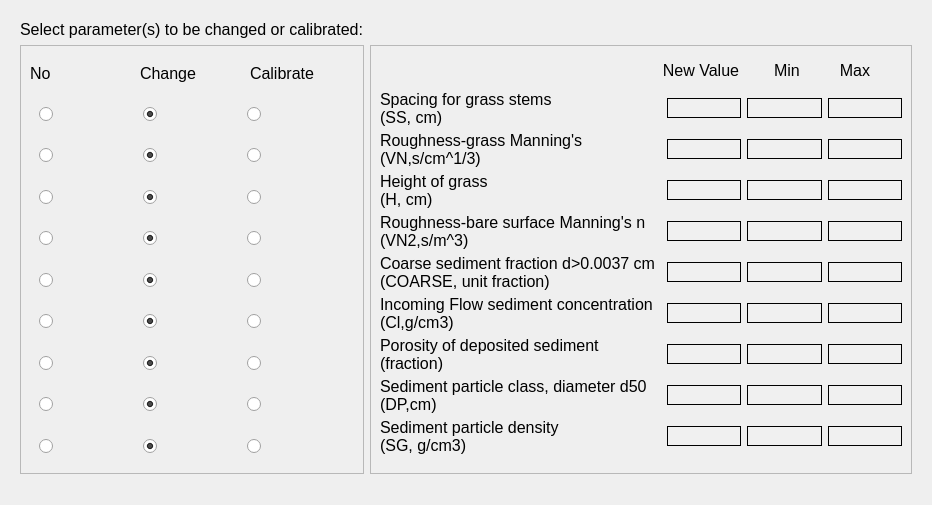
This is Source_code/ui/sediment_calibration.ui in Inigobarbe/VFSMOD-GUI as Qt 5 draws it before an edit. The edited form follows.
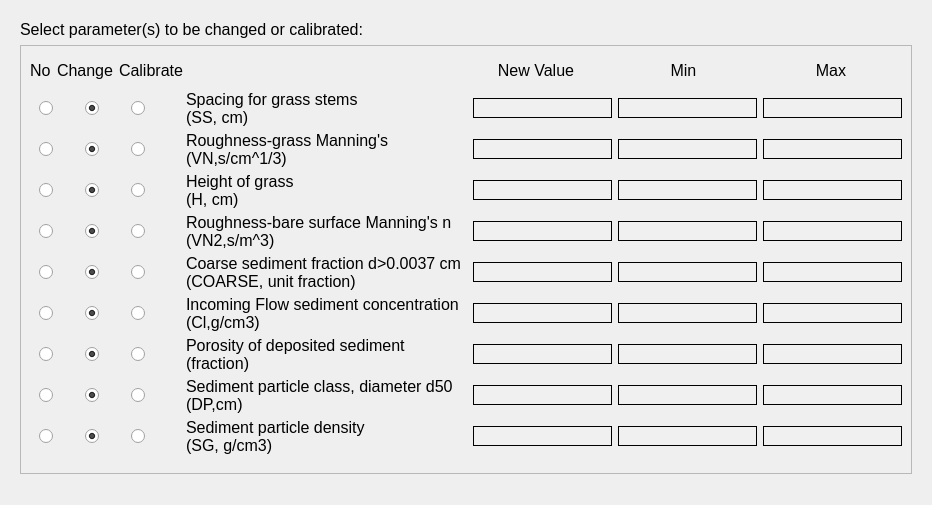
This is the edited form.

```diff
--- a/Source_code/ui/sediment_calibration.ui
+++ b/Source_code/ui/sediment_calibration.ui
@@ -138,485 +138,27 @@
        </rect>
       </property>
       <layout class="QGridLayout" name="gridLayout_71">
-       <item row="2" column="0">
-        <widget class="QFrame" name="frame_41">
-         <property name="frameShape">
-          <enum>QFrame::StyledPanel</enum>
+       <item row="1" column="0">
+        <widget class="QLabel" name="label_100">
+         <property name="text">
+          <string>Select parameter(s) to be changed or calibrated:</string>
          </property>
-         <property name="frameShadow">
-          <enum>QFrame::Raised</enum>
-         </property>
-         <layout class="QGridLayout" name="gridLayout_60">
-          <item row="4" column="0">
-           <widget class="QFrame" name="frame_45">
-            <property name="minimumSize">
-             <size>
-              <width>0</width>
-              <height>35</height>
-             </size>
-            </property>
-            <property name="frameShape">
-             <enum>QFrame::NoFrame</enum>
-            </property>
-            <property name="frameShadow">
-             <enum>QFrame::Raised</enum>
-            </property>
-            <layout class="QGridLayout" name="gridLayout_64">
-             <item row="0" column="0">
-              <layout class="QHBoxLayout" name="horizontalLayout_100">
-               <item>
-                <widget class="QRadioButton" name="no_bare">
-                 <property name="text">
-                  <string/>
-                 </property>
-                 <property name="checked">
-                  <bool>false</bool>
-                 </property>
-                </widget>
-               </item>
-               <item>
-                <widget class="QRadioButton" name="change_bare">
-                 <property name="text">
-                  <string/>
-                 </property>
-                 <property name="checked">
-                  <bool>true</bool>
-                 </property>
-                </widget>
-               </item>
-               <item>
-                <widget class="QRadioButton" name="calibrate_bare">
-                 <property name="text">
-                  <string/>
-                 </property>
-                </widget>
-               </item>
-              </layout>
-             </item>
-            </layout>
-           </widget>
-          </item>
-          <item row="1" column="0">
-           <widget class="QFrame" name="frame_46">
-            <property name="minimumSize">
-             <size>
-              <width>0</width>
-              <height>35</height>
-             </size>
-            </property>
-            <property name="frameShape">
-             <enum>QFrame::NoFrame</enum>
-            </property>
-            <property name="frameShadow">
-             <enum>QFrame::Raised</enum>
-            </property>
-            <layout class="QGridLayout" name="gridLayout_65">
-             <item row="0" column="0">
-              <layout class="QHBoxLayout" name="horizontalLayout_101">
-               <item>
-                <widget class="QRadioButton" name="no_spacing">
-                 <property name="text">
-                  <string/>
-                 </property>
-                 <property name="checked">
-                  <bool>false</bool>
-                 </property>
-                </widget>
-               </item>
-               <item>
-                <widget class="QRadioButton" name="change_spacing">
-                 <property name="text">
-                  <string/>
-                 </property>
-                 <property name="checked">
-                  <bool>true</bool>
-                 </property>
-                </widget>
-               </item>
-               <item>
-                <widget class="QRadioButton" name="calibrate_spacing">
-                 <property name="text">
-                  <string/>
-                 </property>
-                </widget>
-               </item>
-              </layout>
-             </item>
-            </layout>
-           </widget>
-          </item>
-          <item row="8" column="0">
-           <widget class="QFrame" name="frame_42">
-            <property name="minimumSize">
-             <size>
-              <width>0</width>
-              <height>35</height>
-             </size>
-            </property>
-            <property name="frameShape">
-             <enum>QFrame::NoFrame</enum>
-            </property>
-            <property name="frameShadow">
-             <enum>QFrame::Raised</enum>
-            </property>
-            <layout class="QGridLayout" name="gridLayout_61">
-             <item row="0" column="0">
-              <layout class="QHBoxLayout" name="horizontalLayout_96">
-               <item>
-                <widget class="QRadioButton" name="no_class">
-                 <property name="text">
-                  <string/>
-                 </property>
-                 <property name="checked">
-                  <bool>false</bool>
-                 </property>
-                </widget>
-               </item>
-               <item>
-                <widget class="QRadioButton" name="change_class">
-                 <property name="text">
-                  <string/>
-                 </property>
-                 <property name="checked">
-                  <bool>true</bool>
-                 </property>
-                </widget>
-               </item>
-               <item>
-                <widget class="QRadioButton" name="calibrate_class">
-                 <property name="text">
-                  <string/>
-                 </property>
-                </widget>
-               </item>
-              </layout>
-             </item>
-            </layout>
-           </widget>
-          </item>
-          <item row="6" column="0">
-           <widget class="QFrame" name="frame_43">
-            <property name="minimumSize">
-             <size>
-              <width>0</width>
-              <height>35</height>
-             </size>
-            </property>
-            <property name="frameShape">
-             <enum>QFrame::NoFrame</enum>
-            </property>
-            <property name="frameShadow">
-             <enum>QFrame::Raised</enum>
-            </property>
-            <layout class="QGridLayout" name="gridLayout_62">
-             <item row="0" column="0">
-              <layout class="QHBoxLayout" name="horizontalLayout_98">
-               <item>
-                <widget class="QRadioButton" name="no_incoming">
-                 <property name="text">
-                  <string/>
-                 </property>
-                 <property name="checked">
-                  <bool>false</bool>
-                 </property>
-                </widget>
-               </item>
-               <item>
-                <widget class="QRadioButton" name="change_incoming">
-                 <property name="text">
-                  <string/>
-                 </property>
-                 <property name="checked">
-                  <bool>true</bool>
-                 </property>
-                </widget>
-               </item>
-               <item>
-                <widget class="QRadioButton" name="calibrate_incoming">
-                 <property name="text">
-                  <string/>
-                 </property>
-                </widget>
-               </item>
-              </layout>
-             </item>
-            </layout>
-           </widget>
-          </item>
-          <item row="3" column="0">
-           <widget class="QFrame" name="frame_44">
-            <property name="minimumSize">
-             <size>
-              <width>0</width>
-              <height>35</height>
-             </size>
-            </property>
-            <property name="frameShape">
-             <enum>QFrame::NoFrame</enum>
-            </property>
-            <property name="frameShadow">
-             <enum>QFrame::Raised</enum>
-            </property>
-            <layout class="QGridLayout" name="gridLayout_63">
-             <item row="0" column="0">
-              <layout class="QHBoxLayout" name="horizontalLayout_99">
-               <item>
-                <widget class="QRadioButton" name="no_height">
-                 <property name="text">
-                  <string/>
-                 </property>
-                 <property name="checked">
-                  <bool>false</bool>
-                 </property>
-                </widget>
-               </item>
-               <item>
-                <widget class="QRadioButton" name="change_height">
-                 <property name="text">
-                  <string/>
-                 </property>
-                 <property name="checked">
-                  <bool>true</bool>
-                 </property>
-                </widget>
-               </item>
-               <item>
-                <widget class="QRadioButton" name="calibrate_height">
-                 <property name="text">
-                  <string/>
-                 </property>
-                </widget>
-               </item>
-              </layout>
-             </item>
-            </layout>
-           </widget>
-          </item>
-          <item row="7" column="0">
-           <widget class="QFrame" name="frame_49">
-            <property name="minimumSize">
-             <size>
-              <width>0</width>
-              <height>35</height>
-             </size>
-            </property>
-            <property name="frameShape">
-             <enum>QFrame::NoFrame</enum>
-            </property>
-            <property name="frameShadow">
-             <enum>QFrame::Raised</enum>
-            </property>
-            <layout class="QGridLayout" name="gridLayout_68">
-             <item row="0" column="0">
-              <layout class="QHBoxLayout" name="horizontalLayout_104">
-               <item>
-                <widget class="QRadioButton" name="no_porosity">
-                 <property name="text">
-                  <string/>
-                 </property>
-                 <property name="checked">
-                  <bool>false</bool>
-                 </property>
-                </widget>
-               </item>
-               <item>
-                <widget class="QRadioButton" name="change_porosity">
-                 <property name="text">
-                  <string/>
-                 </property>
-                 <property name="checked">
-                  <bool>true</bool>
-                 </property>
-                </widget>
-               </item>
-               <item>
-                <widget class="QRadioButton" name="calibrate_porosity">
-                 <property name="text">
-                  <string/>
-                 </property>
-                </widget>
-               </item>
-              </layout>
-             </item>
-            </layout>
-           </widget>
-          </item>
-          <item row="2" column="0">
-           <widget class="QFrame" name="frame_48">
-            <property name="minimumSize">
-             <size>
-              <width>0</width>
-              <height>35</height>
-             </size>
-            </property>
-            <property name="frameShape">
-             <enum>QFrame::NoFrame</enum>
-            </property>
-            <property name="frameShadow">
-             <enum>QFrame::Raised</enum>
-            </property>
-            <layout class="QGridLayout" name="gridLayout_67">
-             <item row="0" column="0">
-              <layout class="QHBoxLayout" name="horizontalLayout_103">
-               <item>
-                <widget class="QRadioButton" name="no_roughness">
-                 <property name="text">
-                  <string/>
-                 </property>
-                 <property name="checked">
-                  <bool>false</bool>
-                 </property>
-                </widget>
-               </item>
-               <item>
-                <widget class="QRadioButton" name="change_roughness">
-                 <property name="text">
-                  <string/>
-                 </property>
-                 <property name="checked">
-                  <bool>true</bool>
-                 </property>
-                </widget>
-               </item>
-               <item>
-                <widget class="QRadioButton" name="calibrate_roughness">
-                 <property name="text">
-                  <string/>
-                 </property>
-                </widget>
-               </item>
-              </layout>
-             </item>
-            </layout>
-           </widget>
-          </item>
-          <item row="9" column="0">
-           <widget class="QFrame" name="frame_50">
-            <property name="minimumSize">
-             <size>
-              <width>0</width>
-              <height>35</height>
-             </size>
-            </property>
-            <property name="frameShape">
-             <enum>QFrame::NoFrame</enum>
-            </property>
-            <property name="frameShadow">
-             <enum>QFrame::Raised</enum>
-            </property>
-            <layout class="QGridLayout" name="gridLayout_69">
-             <item row="0" column="0">
-              <layout class="QHBoxLayout" name="horizontalLayout_105">
-               <item>
-                <widget class="QRadioButton" name="no_density">
-                 <property name="text">
-                  <string/>
-                 </property>
-                 <property name="checked">
-                  <bool>false</bool>
-                 </property>
-                </widget>
-               </item>
-               <item>
-                <widget class="QRadioButton" name="change_density">
-                 <property name="text">
-                  <string/>
-                 </property>
-                 <property name="checked">
-                  <bool>true</bool>
-                 </property>
-                </widget>
-               </item>
-               <item>
-                <widget class="QRadioButton" name="calibrate_density">
-                 <property name="text">
-                  <string/>
-                 </property>
-                </widget>
-               </item>
-              </layout>
-             </item>
-            </layout>
-           </widget>
-          </item>
-          <item row="5" column="0">
-           <widget class="QFrame" name="frame_47">
-            <property name="minimumSize">
-             <size>
-              <width>0</width>
-              <height>35</height>
-             </size>
-            </property>
-            <property name="frameShape">
-             <enum>QFrame::NoFrame</enum>
-            </property>
-            <property name="frameShadow">
-             <enum>QFrame::Raised</enum>
-            </property>
-            <layout class="QGridLayout" name="gridLayout_66">
-             <item row="0" column="0">
-              <layout class="QHBoxLayout" name="horizontalLayout_102">
-               <item>
-                <widget class="QRadioButton" name="no_coarse">
-                 <property name="text">
-                  <string/>
-                 </property>
-                 <property name="checked">
-                  <bool>false</bool>
-                 </property>
-                </widget>
-               </item>
-               <item>
-                <widget class="QRadioButton" name="change_coarse">
-                 <property name="text">
-                  <string/>
-                 </property>
-                 <property name="checked">
-                  <bool>true</bool>
-                 </property>
-                </widget>
-               </item>
-               <item>
-                <widget class="QRadioButton" name="calibrate_coarse">
-                 <property name="text">
-                  <string/>
-                 </property>
-                </widget>
-               </item>
-              </layout>
-             </item>
-            </layout>
-           </widget>
-          </item>
-          <item row="0" column="0">
-           <layout class="QHBoxLayout" name="horizontalLayout_97">
-            <item>
-             <widget class="QLabel" name="label_101">
-              <property name="text">
-               <string>No</string>
-              </property>
-             </widget>
-            </item>
-            <item>
-             <widget class="QLabel" name="label_102">
-              <property name="text">
-               <string>Change</string>
-              </property>
-             </widget>
-            </item>
-            <item>
-             <widget class="QLabel" name="label_103">
-              <property name="text">
-               <string>Calibrate</string>
-              </property>
-             </widget>
-            </item>
-           </layout>
-          </item>
-         </layout>
         </widget>
        </item>
-       <item row="2" column="1">
+       <item row="3" column="0">
+        <spacer name="verticalSpacer">
+         <property name="orientation">
+          <enum>Qt::Vertical</enum>
+         </property>
+         <property name="sizeHint" stdset="0">
+          <size>
+           <width>20</width>
+           <height>40</height>
+          </size>
+         </property>
+        </spacer>
+       </item>
+       <item row="2" column="0" colspan="2">
         <widget class="QFrame" name="frame_51">
          <property name="frameShape">
           <enum>QFrame::StyledPanel</enum>
@@ -627,6 +169,55 @@
          <layout class="QGridLayout" name="gridLayout_70">
           <item row="3" column="0" colspan="2">
            <layout class="QHBoxLayout" name="horizontalLayout_112">
+            <item>
+             <widget class="QFrame" name="frame_48">
+              <property name="minimumSize">
+               <size>
+                <width>150</width>
+                <height>35</height>
+               </size>
+              </property>
+              <property name="frameShape">
+               <enum>QFrame::NoFrame</enum>
+              </property>
+              <property name="frameShadow">
+               <enum>QFrame::Raised</enum>
+              </property>
+              <layout class="QGridLayout" name="gridLayout_67">
+               <item row="0" column="0">
+                <layout class="QHBoxLayout" name="horizontalLayout_103">
+                 <item>
+                  <widget class="QRadioButton" name="no_roughness">
+                   <property name="text">
+                    <string/>
+                   </property>
+                   <property name="checked">
+                    <bool>false</bool>
+                   </property>
+                  </widget>
+                 </item>
+                 <item>
+                  <widget class="QRadioButton" name="change_roughness">
+                   <property name="text">
+                    <string/>
+                   </property>
+                   <property name="checked">
+                    <bool>true</bool>
+                   </property>
+                  </widget>
+                 </item>
+                 <item>
+                  <widget class="QRadioButton" name="calibrate_roughness">
+                   <property name="text">
+                    <string/>
+                   </property>
+                  </widget>
+                 </item>
+                </layout>
+               </item>
+              </layout>
+             </widget>
+            </item>
             <item>
              <widget class="QLabel" name="label_112">
               <property name="minimumSize">
@@ -664,70 +255,57 @@
             </item>
            </layout>
           </item>
-          <item row="1" column="0">
-           <layout class="QHBoxLayout" name="horizontalLayout_109">
-            <item>
-             <widget class="QWidget" name="widget_5" native="true">
-              <property name="minimumSize">
-               <size>
-                <width>270</width>
-                <height>0</height>
-               </size>
-              </property>
-             </widget>
-            </item>
-            <item>
-             <widget class="QLabel" name="label_107">
-              <property name="minimumSize">
-               <size>
-                <width>90</width>
-                <height>30</height>
-               </size>
-              </property>
-              <property name="text">
-               <string>New Value</string>
-              </property>
-              <property name="alignment">
-               <set>Qt::AlignCenter</set>
-              </property>
-             </widget>
-            </item>
-            <item>
-             <widget class="QLabel" name="label_108">
-              <property name="minimumSize">
-               <size>
-                <width>70</width>
-                <height>0</height>
-               </size>
-              </property>
-              <property name="text">
-               <string>Min</string>
-              </property>
-              <property name="alignment">
-               <set>Qt::AlignCenter</set>
-              </property>
-             </widget>
-            </item>
-            <item>
-             <widget class="QLabel" name="label_109">
-              <property name="minimumSize">
-               <size>
-                <width>54</width>
-                <height>0</height>
-               </size>
-              </property>
-              <property name="text">
-               <string>Max</string>
-              </property>
-              <property name="alignment">
-               <set>Qt::AlignCenter</set>
-              </property>
-             </widget>
-            </item>
-           </layout>
-          </item>
           <item row="2" column="0" colspan="2">
            <layout class="QHBoxLayout" name="horizontalLayout_114">
+            <item>
+             <widget class="QFrame" name="frame_46">
+              <property name="minimumSize">
+               <size>
+                <width>150</width>
+                <height>35</height>
+               </size>
+              </property>
+              <property name="frameShape">
+               <enum>QFrame::NoFrame</enum>
+              </property>
+              <property name="frameShadow">
+               <enum>QFrame::Raised</enum>
+              </property>
+              <layout class="QGridLayout" name="gridLayout_65">
+               <item row="0" column="0">
+                <layout class="QHBoxLayout" name="horizontalLayout_101">
+                 <item>
+                  <widget class="QRadioButton" name="no_spacing">
+                   <property name="text">
+                    <string/>
+                   </property>
+                   <property name="checked">
+                    <bool>false</bool>
+                   </property>
+                  </widget>
+                 </item>
+                 <item>
+                  <widget class="QRadioButton" name="change_spacing">
+                   <property name="text">
+                    <string/>
+                   </property>
+                   <property name="checked">
+                    <bool>true</bool>
+                   </property>
+                  </widget>
+                 </item>
+                 <item>
+                  <widget class="QRadioButton" name="calibrate_spacing">
+                   <property name="text">
+                    <string/>
+                   </property>
+                  </widget>
+                 </item>
+                </layout>
+               </item>
+              </layout>
+             </widget>
+            </item>
             <item>
              <widget class="QLabel" name="label_114">
               <property name="minimumSize">
@@ -767,6 +345,55 @@
           </item>
           <item row="7" column="0" colspan="2">
            <layout class="QHBoxLayout" name="horizontalLayout_110">
+            <item>
+             <widget class="QFrame" name="frame_43">
+              <property name="minimumSize">
+               <size>
+                <width>150</width>
+                <height>35</height>
+               </size>
+              </property>
+              <property name="frameShape">
+               <enum>QFrame::NoFrame</enum>
+              </property>
+              <property name="frameShadow">
+               <enum>QFrame::Raised</enum>
+              </property>
+              <layout class="QGridLayout" name="gridLayout_62">
+               <item row="0" column="0">
+                <layout class="QHBoxLayout" name="horizontalLayout_98">
+                 <item>
+                  <widget class="QRadioButton" name="no_incoming">
+                   <property name="text">
+                    <string/>
+                   </property>
+                   <property name="checked">
+                    <bool>false</bool>
+                   </property>
+                  </widget>
+                 </item>
+                 <item>
+                  <widget class="QRadioButton" name="change_incoming">
+                   <property name="text">
+                    <string/>
+                   </property>
+                   <property name="checked">
+                    <bool>true</bool>
+                   </property>
+                  </widget>
+                 </item>
+                 <item>
+                  <widget class="QRadioButton" name="calibrate_incoming">
+                   <property name="text">
+                    <string/>
+                   </property>
+                  </widget>
+                 </item>
+                </layout>
+               </item>
+              </layout>
+             </widget>
+            </item>
             <item>
              <widget class="QLabel" name="label_110">
               <property name="minimumSize">
@@ -806,6 +433,55 @@
           </item>
           <item row="10" column="0" colspan="2">
            <layout class="QHBoxLayout" name="horizontalLayout_107">
+            <item>
+             <widget class="QFrame" name="frame_50">
+              <property name="minimumSize">
+               <size>
+                <width>150</width>
+                <height>35</height>
+               </size>
+              </property>
+              <property name="frameShape">
+               <enum>QFrame::NoFrame</enum>
+              </property>
+              <property name="frameShadow">
+               <enum>QFrame::Raised</enum>
+              </property>
+              <layout class="QGridLayout" name="gridLayout_69">
+               <item row="0" column="0">
+                <layout class="QHBoxLayout" name="horizontalLayout_105">
+                 <item>
+                  <widget class="QRadioButton" name="no_density">
+                   <property name="text">
+                    <string/>
+                   </property>
+                   <property name="checked">
+                    <bool>false</bool>
+                   </property>
+                  </widget>
+                 </item>
+                 <item>
+                  <widget class="QRadioButton" name="change_density">
+                   <property name="text">
+                    <string/>
+                   </property>
+                   <property name="checked">
+                    <bool>true</bool>
+                   </property>
+                  </widget>
+                 </item>
+                 <item>
+                  <widget class="QRadioButton" name="calibrate_density">
+                   <property name="text">
+                    <string/>
+                   </property>
+                  </widget>
+                 </item>
+                </layout>
+               </item>
+              </layout>
+             </widget>
+            </item>
             <item>
              <widget class="QLabel" name="label_105">
               <property name="minimumSize">
@@ -845,6 +521,55 @@
           </item>
           <item row="4" column="0" colspan="2">
            <layout class="QHBoxLayout" name="horizontalLayout_115">
+            <item>
+             <widget class="QFrame" name="frame_44">
+              <property name="minimumSize">
+               <size>
+                <width>150</width>
+                <height>35</height>
+               </size>
+              </property>
+              <property name="frameShape">
+               <enum>QFrame::NoFrame</enum>
+              </property>
+              <property name="frameShadow">
+               <enum>QFrame::Raised</enum>
+              </property>
+              <layout class="QGridLayout" name="gridLayout_63">
+               <item row="0" column="0">
+                <layout class="QHBoxLayout" name="horizontalLayout_99">
+                 <item>
+                  <widget class="QRadioButton" name="no_height">
+                   <property name="text">
+                    <string/>
+                   </property>
+                   <property name="checked">
+                    <bool>false</bool>
+                   </property>
+                  </widget>
+                 </item>
+                 <item>
+                  <widget class="QRadioButton" name="change_height">
+                   <property name="text">
+                    <string/>
+                   </property>
+                   <property name="checked">
+                    <bool>true</bool>
+                   </property>
+                  </widget>
+                 </item>
+                 <item>
+                  <widget class="QRadioButton" name="calibrate_height">
+                   <property name="text">
+                    <string/>
+                   </property>
+                  </widget>
+                 </item>
+                </layout>
+               </item>
+              </layout>
+             </widget>
+            </item>
             <item>
              <widget class="QLabel" name="label_115">
               <property name="minimumSize">
@@ -884,6 +609,55 @@
           </item>
           <item row="9" column="0" colspan="2">
            <layout class="QHBoxLayout" name="horizontalLayout_111">
+            <item>
+             <widget class="QFrame" name="frame_42">
+              <property name="minimumSize">
+               <size>
+                <width>150</width>
+                <height>35</height>
+               </size>
+              </property>
+              <property name="frameShape">
+               <enum>QFrame::NoFrame</enum>
+              </property>
+              <property name="frameShadow">
+               <enum>QFrame::Raised</enum>
+              </property>
+              <layout class="QGridLayout" name="gridLayout_61">
+               <item row="0" column="0">
+                <layout class="QHBoxLayout" name="horizontalLayout_96">
+                 <item>
+                  <widget class="QRadioButton" name="no_class">
+                   <property name="text">
+                    <string/>
+                   </property>
+                   <property name="checked">
+                    <bool>false</bool>
+                   </property>
+                  </widget>
+                 </item>
+                 <item>
+                  <widget class="QRadioButton" name="change_class">
+                   <property name="text">
+                    <string/>
+                   </property>
+                   <property name="checked">
+                    <bool>true</bool>
+                   </property>
+                  </widget>
+                 </item>
+                 <item>
+                  <widget class="QRadioButton" name="calibrate_class">
+                   <property name="text">
+                    <string/>
+                   </property>
+                  </widget>
+                 </item>
+                </layout>
+               </item>
+              </layout>
+             </widget>
+            </item>
             <item>
              <widget class="QLabel" name="label_111">
               <property name="minimumSize">
@@ -923,6 +697,55 @@
           </item>
           <item row="6" column="0" colspan="2">
            <layout class="QHBoxLayout" name="horizontalLayout_106">
+            <item>
+             <widget class="QFrame" name="frame_47">
+              <property name="minimumSize">
+               <size>
+                <width>150</width>
+                <height>35</height>
+               </size>
+              </property>
+              <property name="frameShape">
+               <enum>QFrame::NoFrame</enum>
+              </property>
+              <property name="frameShadow">
+               <enum>QFrame::Raised</enum>
+              </property>
+              <layout class="QGridLayout" name="gridLayout_66">
+               <item row="0" column="0">
+                <layout class="QHBoxLayout" name="horizontalLayout_102">
+                 <item>
+                  <widget class="QRadioButton" name="no_coarse">
+                   <property name="text">
+                    <string/>
+                   </property>
+                   <property name="checked">
+                    <bool>false</bool>
+                   </property>
+                  </widget>
+                 </item>
+                 <item>
+                  <widget class="QRadioButton" name="change_coarse">
+                   <property name="text">
+                    <string/>
+                   </property>
+                   <property name="checked">
+                    <bool>true</bool>
+                   </property>
+                  </widget>
+                 </item>
+                 <item>
+                  <widget class="QRadioButton" name="calibrate_coarse">
+                   <property name="text">
+                    <string/>
+                   </property>
+                  </widget>
+                 </item>
+                </layout>
+               </item>
+              </layout>
+             </widget>
+            </item>
             <item>
              <widget class="QLabel" name="label_104">
               <property name="minimumSize">
@@ -962,6 +785,55 @@
           </item>
           <item row="5" column="0" colspan="2">
            <layout class="QHBoxLayout" name="horizontalLayout_108">
+            <item>
+             <widget class="QFrame" name="frame_45">
+              <property name="minimumSize">
+               <size>
+                <width>150</width>
+                <height>35</height>
+               </size>
+              </property>
+              <property name="frameShape">
+               <enum>QFrame::NoFrame</enum>
+              </property>
+              <property name="frameShadow">
+               <enum>QFrame::Raised</enum>
+              </property>
+              <layout class="QGridLayout" name="gridLayout_64">
+               <item row="0" column="0">
+                <layout class="QHBoxLayout" name="horizontalLayout_100">
+                 <item>
+                  <widget class="QRadioButton" name="no_bare">
+                   <property name="text">
+                    <string/>
+                   </property>
+                   <property name="checked">
+                    <bool>false</bool>
+                   </property>
+                  </widget>
+                 </item>
+                 <item>
+                  <widget class="QRadioButton" name="change_bare">
+                   <property name="text">
+                    <string/>
+                   </property>
+                   <property name="checked">
+                    <bool>true</bool>
+                   </property>
+                  </widget>
+                 </item>
+                 <item>
+                  <widget class="QRadioButton" name="calibrate_bare">
+                   <property name="text">
+                    <string/>
+                   </property>
+                  </widget>
+                 </item>
+                </layout>
+               </item>
+              </layout>
+             </widget>
+            </item>
             <item>
              <widget class="QLabel" name="label_106">
               <property name="minimumSize">
@@ -1001,6 +873,55 @@
           </item>
           <item row="8" column="0" colspan="2">
            <layout class="QHBoxLayout" name="horizontalLayout_113">
+            <item>
+             <widget class="QFrame" name="frame_49">
+              <property name="minimumSize">
+               <size>
+                <width>150</width>
+                <height>35</height>
+               </size>
+              </property>
+              <property name="frameShape">
+               <enum>QFrame::NoFrame</enum>
+              </property>
+              <property name="frameShadow">
+               <enum>QFrame::Raised</enum>
+              </property>
+              <layout class="QGridLayout" name="gridLayout_68">
+               <item row="0" column="0">
+                <layout class="QHBoxLayout" name="horizontalLayout_104">
+                 <item>
+                  <widget class="QRadioButton" name="no_porosity">
+                   <property name="text">
+                    <string/>
+                   </property>
+                   <property name="checked">
+                    <bool>false</bool>
+                   </property>
+                  </widget>
+                 </item>
+                 <item>
+                  <widget class="QRadioButton" name="change_porosity">
+                   <property name="text">
+                    <string/>
+                   </property>
+                   <property name="checked">
+                    <bool>true</bool>
+                   </property>
+                  </widget>
+                 </item>
+                 <item>
+                  <widget class="QRadioButton" name="calibrate_porosity">
+                   <property name="text">
+                    <string/>
+                   </property>
+                  </widget>
+                 </item>
+                </layout>
+               </item>
+              </layout>
+             </widget>
+            </item>
             <item>
              <widget class="QLabel" name="label_113">
               <property name="minimumSize">
@@ -1051,29 +972,96 @@
             </property>
            </spacer>
           </item>
+          <item row="1" column="0" colspan="2">
+           <layout class="QHBoxLayout" name="horizontalLayout_109">
+            <item>
+             <layout class="QHBoxLayout" name="horizontalLayout_97">
+              <item>
+               <widget class="QLabel" name="label_101">
+                <property name="text">
+                 <string>No</string>
+                </property>
+               </widget>
+              </item>
+              <item>
+               <widget class="QLabel" name="label_102">
+                <property name="text">
+                 <string>Change</string>
+                </property>
+               </widget>
+              </item>
+              <item>
+               <widget class="QLabel" name="label_103">
+                <property name="text">
+                 <string>Calibrate</string>
+                </property>
+               </widget>
+              </item>
+             </layout>
+            </item>
+            <item>
+             <widget class="QWidget" name="widget_5" native="true">
+              <property name="minimumSize">
+               <size>
+                <width>270</width>
+                <height>0</height>
+               </size>
+              </property>
+             </widget>
+            </item>
+            <item>
+             <widget class="QLabel" name="label_107">
+              <property name="minimumSize">
+               <size>
+                <width>90</width>
+                <height>30</height>
+               </size>
+              </property>
+              <property name="text">
+               <string>New Value</string>
+              </property>
+              <property name="alignment">
+               <set>Qt::AlignCenter</set>
+              </property>
+             </widget>
+            </item>
+            <item>
+             <widget class="QLabel" name="label_108">
+              <property name="minimumSize">
+               <size>
+                <width>70</width>
+                <height>0</height>
+               </size>
+              </property>
+              <property name="text">
+               <string>Min</string>
+              </property>
+              <property name="alignment">
+               <set>Qt::AlignCenter</set>
+              </property>
+             </widget>
+            </item>
+            <item>
+             <widget class="QLabel" name="label_109">
+              <property name="minimumSize">
+               <size>
+                <width>54</width>
+                <height>0</height>
+               </size>
+              </property>
+              <property name="text">
+               <string>Max</string>
+              </property>
+              <property name="alignment">
+               <set>Qt::AlignCenter</set>
+              </property>
+             </widget>
+            </item>
+           </layout>
+          </item>
          </layout>
         </widget>
        </item>
-       <item row="1" column="0">
-        <widget class="QLabel" name="label_100">
-         <property name="text">
-          <string>Select parameter(s) to be changed or calibrated:</string>
-         </property>
-        </widget>
-       </item>
-       <item row="3" column="0">
-        <spacer name="verticalSpacer">
-         <property name="orientation">
-          <enum>Qt::Vertical</enum>
-         </property>
-         <property name="sizeHint" stdset="0">
-          <size>
-           <width>20</width>
-           <height>40</height>
-          </size>
-         </property>
-        </spacer>
-       </item>
       </layout>
      </widget>
     </widget>
```
